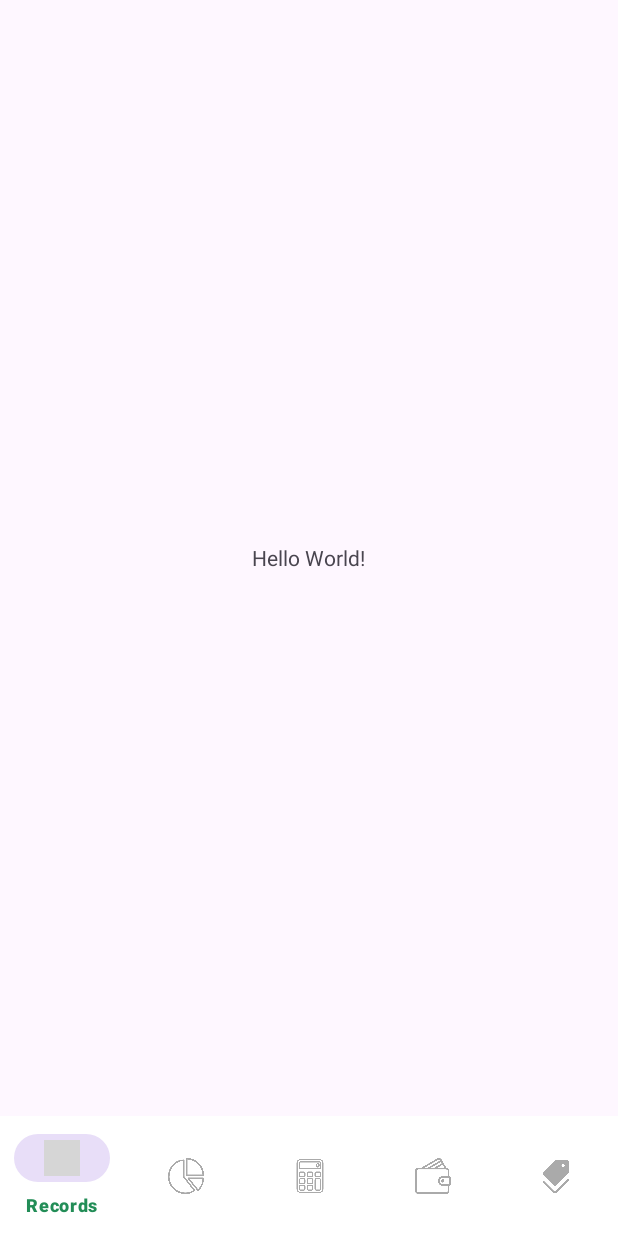
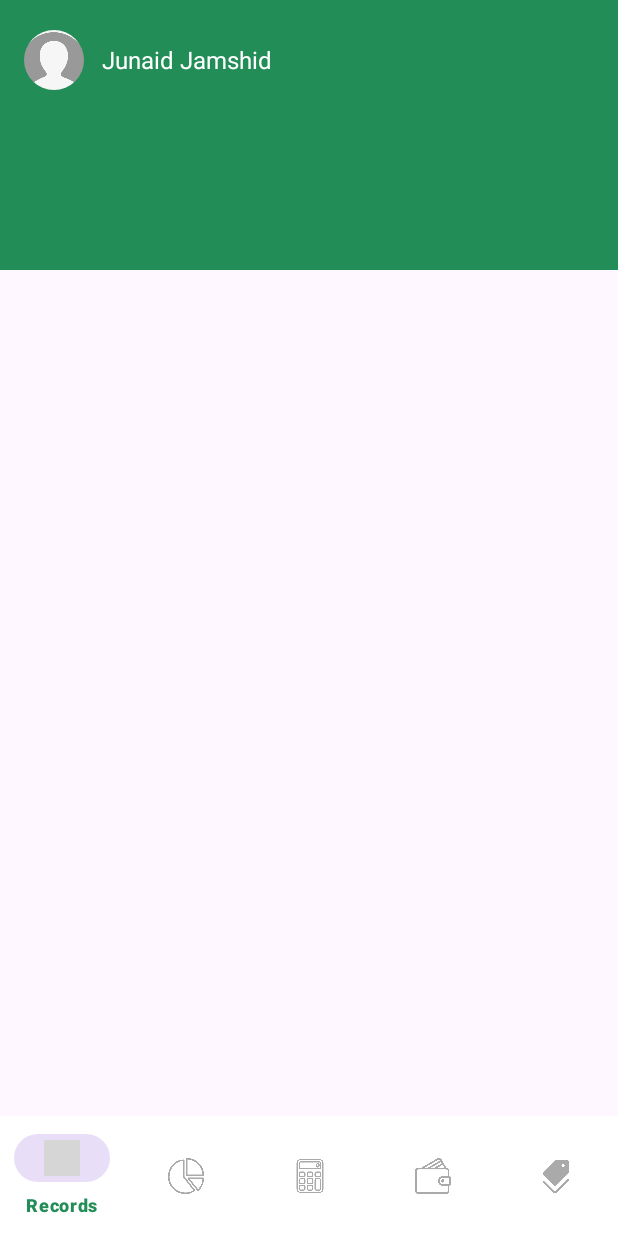
Before and after one commit to JunaidJamshid123/flowmoney, an Android app: the screen it shows after launch (MainActivity), on a phone screen of 412 x 824 dp. Run offline under Robolectric (Android 15) with nearby library versions, the phone set to English and light mode, and no system bars; our stand-ins replace CircleImageView; grey boxes are pictures that could not be loaded.

Commit message:
Working on Records Fragments

```diff
--- a/app/build.gradle.kts
+++ b/app/build.gradle.kts
@@ -45,7 +45,9 @@ dependencies {
     implementation(libs.androidx.activity)
     implementation(libs.androidx.constraintlayout)
     implementation(libs.firebase.auth)
+    implementation("de.hdodenhof:circleimageview:3.1.0")
     testImplementation(libs.junit)
     androidTestImplementation(libs.androidx.junit)
     androidTestImplementation(libs.androidx.espresso.core)
+
 }
--- a/app/src/main/java/com/example/flowmoney/MainActivity.kt
+++ b/app/src/main/java/com/example/flowmoney/MainActivity.kt
@@ -1,17 +1,16 @@
 package com.example.flowmoney
 
 import android.os.Bundle
-import android.widget.Toast
-import androidx.activity.enableEdgeToEdge
 import androidx.appcompat.app.AppCompatActivity
 import androidx.core.view.ViewCompat
 import androidx.core.view.WindowInsetsCompat
 import com.google.android.material.bottomnavigation.BottomNavigationView
+import androidx.fragment.app.Fragment
+import com.example.flowmoney.Fragments.*  // Import your fragments here
 
 class MainActivity : AppCompatActivity() {
     override fun onCreate(savedInstanceState: Bundle?) {
         super.onCreate(savedInstanceState)
-        enableEdgeToEdge()
         setContentView(R.layout.activity_main)
 
         ViewCompat.setOnApplyWindowInsetsListener(findViewById(R.id.main)) { v, insets ->
@@ -20,8 +19,10 @@ class MainActivity : AppCompatActivity() {
             insets
         }
 
-        // Set up the bottom navigation
         setupBottomNavigation()
+
+        // Set initial fragment
+        replaceFragment(RecordFragment())
     }
 
     private fun setupBottomNavigation() {
@@ -30,34 +31,33 @@ class MainActivity : AppCompatActivity() {
         bottomNavigationView.setOnItemSelectedListener { item ->
             when (item.itemId) {
                 R.id.nav_records -> {
-
+                    replaceFragment(RecordFragment())
                     true
                 }
                 R.id.nav_analysis -> {
-
+                    replaceFragment(AnalysisFragment())
                     true
                 }
                 R.id.nav_budgets -> {
-
+                    replaceFragment(BudgetFragment())
                     true
                 }
                 R.id.nav_accounts -> {
-
+                    replaceFragment(AccountsFragment())
                     true
                 }
                 R.id.nav_history -> {
-
+                    replaceFragment(CategoryFragment())
                     true
                 }
                 else -> false
             }
         }
-
-        // Set default selected item
-        bottomNavigationView.selectedItemId = R.id.nav_records
     }
 
-    private fun showToast(message: String) {
-        Toast.makeText(this, message, Toast.LENGTH_SHORT).show()
+    private fun replaceFragment(fragment: Fragment) {
+        supportFragmentManager.beginTransaction()
+            .replace(R.id.fragment_container, fragment)
+            .commit()
     }
 }
--- a/app/src/main/res/layout/activity_main.xml
+++ b/app/src/main/res/layout/activity_main.xml
@@ -16,11 +16,7 @@
         app:layout_constraintStart_toStartOf="parent"
         app:layout_constraintTop_toTopOf="parent">
 
-        <TextView
-            android:layout_width="wrap_content"
-            android:layout_height="wrap_content"
-            android:layout_gravity="center"
-            android:text="Hello World!" />
+
     </FrameLayout>
 
     <com.google.android.material.bottomnavigation.BottomNavigationView
--- a/app/src/main/res/layout/fragment_record.xml
+++ b/app/src/main/res/layout/fragment_record.xml
@@ -5,10 +5,48 @@
     android:layout_height="match_parent"
     tools:context=".Fragments.RecordFragment">
 
-    <!-- TODO: Update blank fragment layout -->
-    <TextView
+    <RelativeLayout
         android:layout_width="match_parent"
-        android:layout_height="match_parent"
-        android:text="@string/hello_blank_fragment" />
+        android:layout_height="wrap_content">
 
+        <!-- Green header background -->
+        <View
+            android:id="@+id/header_background"
+            android:layout_width="match_parent"
+            android:layout_height="180dp"
+            android:background="#228D57"
+            android:layout_alignParentTop="true" />
+
+        <!-- User profile section -->
+        <LinearLayout
+            android:layout_width="wrap_content"
+            android:layout_height="wrap_content"
+            android:orientation="horizontal"
+            android:layout_marginTop="20dp"
+            android:layout_marginStart="16dp"
+            android:gravity="center_vertical">
+
+            <!-- Profile picture -->
+            <de.hdodenhof.circleimageview.CircleImageView
+                android:id="@+id/profile_image"
+                android:layout_width="40dp"
+                android:layout_height="40dp"
+                android:src="@drawable/default_profile" />
+
+            <!-- User name -->
+            <TextView
+                android:id="@+id/text_username"
+                android:layout_width="wrap_content"
+                android:layout_height="wrap_content"
+                android:layout_marginStart="12dp"
+                android:text="Junaid Jamshid"
+                android:textColor="#FFFFFF"
+                android:textSize="16sp" />
+        </LinearLayout>
+
+
+
+        <!-- Content for the rest of the fragment would go here -->
+
+    </RelativeLayout>
 </FrameLayout>
--- a/gradle/libs.versions.toml
+++ b/gradle/libs.versions.toml
@@ -22,7 +22,7 @@ material = { group = "com.google.android.material", name = "material", version.r
 androidx-activity = { group = "androidx.activity", name = "activity", version.ref = "activity" }
 androidx-constraintlayout = { group = "androidx.constraintlayout", name = "constraintlayout", version.ref = "constraintlayout" }
 firebase-auth = { group = "com.google.firebase", name = "firebase-auth", version.ref = "firebaseAuth" }
-
+circleimageview = { group = "de.hdodenhof", name = "circleimageview", version = "3.1.0" }
 [plugins]
 android-application = { id = "com.android.application", version.ref = "agp" }
 kotlin-android = { id = "org.jetbrains.kotlin.android", version.ref = "kotlin" }
```
Also changed, not shown: app/src/main/java/com/example/flowmoney/Fragments/AccountsFragment.kt (added, +60 -0 lines), app/src/main/java/com/example/flowmoney/Fragments/AnalysisFragment.kt (added, +60 -0 lines), app/src/main/java/com/example/flowmoney/Fragments/BudgetFragment.kt (added, +60 -0 lines), app/src/main/java/com/example/flowmoney/Fragments/CategoryFragment.kt (added, +60 -0 lines), app/src/main/res/layout/fragment_accounts.xml (added, +14 -0 lines), app/src/main/res/layout/fragment_analysis.xml (added, +14 -0 lines), app/src/main/res/layout/fragment_budget.xml (added, +14 -0 lines), app/src/main/res/layout/fragment_category.xml (added, +14 -0 lines), app/src/main/res/values/styles.xml (+8 -0 lines), app/src/main/res/drawable/default_profile.png (added).
